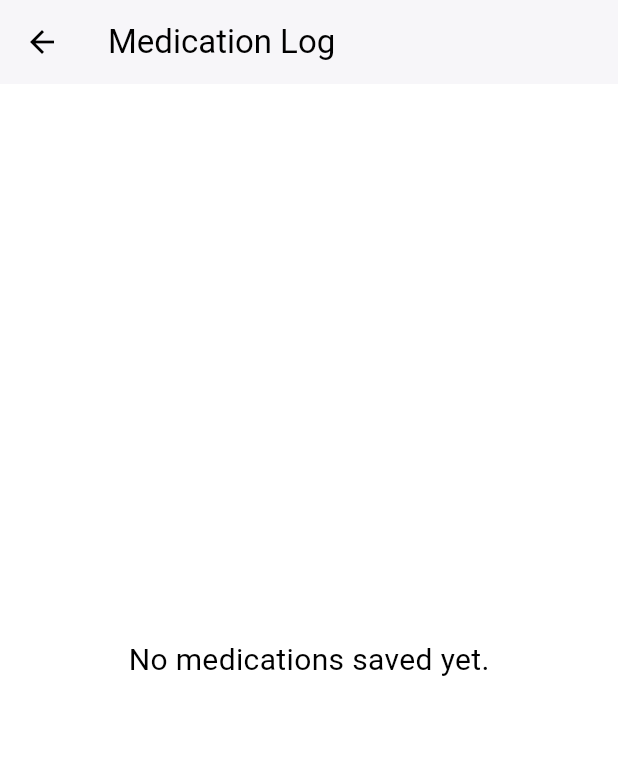
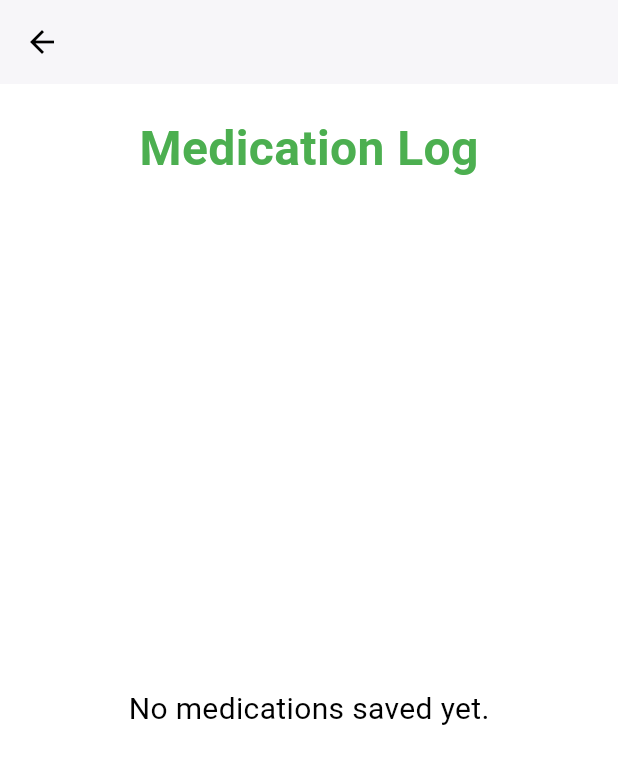
Before and after one commit to maureensanchez99/hci_final_prototye, a Flutter app: the ViewMedicationLogPage screen opened directly, on a phone screen of 412 x 824 dp. Shown: the top 764 px of the screen. Run offline on Flutter 3.47's test engine with Material 3 defaults, Android fonts, the phone set to English and light mode, and no system bars; our stand-ins replace shared_preferences; accounts and stored records are empty; Roboto replaces fonts that are missing (Merienda).

Commit message:
updating stylings

```diff
--- a/lib/pages/medication.dart
+++ b/lib/pages/medication.dart
@@ -127,20 +127,30 @@ class _ViewMedicationLogPageState extends State<ViewMedicationLogPage> {
     return Scaffold(
       backgroundColor: Colors.white,
       appBar: AppBar(
-        title: const Text(
-          "Medication Log",
-          style: TextStyle(
-            fontFamily: 'Merienda',
-            fontSize: 22,
-            color: Colors.black,
-          ),
-        ),
         backgroundColor: Colors.white,
         elevation: 1,
         iconTheme: const IconThemeData(color: Colors.black),
       ),
       body: Padding(
         padding: const EdgeInsets.all(20),
+        child: Column(
+          crossAxisAlignment: CrossAxisAlignment.start,
+          children: [
+            Center(
+              child: const Text(
+                "Medication Log",
+                style: TextStyle(
+                  fontFamily: 'Merienda',
+                  fontSize: 32,
+                  fontWeight: FontWeight.bold,
+                  color: Colors.green,
+                ),
+              ),
+            ),
+            const SizedBox(height: 20),
+
+            // Expanded ListView
+            Expanded(
               child: _medications.isEmpty
                   ? const Center(
                       child: Text(
@@ -192,6 +202,9 @@ class _ViewMedicationLogPageState extends State<ViewMedicationLogPage> {
                       },
                     ),
             ),
+          ],
+        ),
+      ),
     );
   }
 }
```
Also changed, not shown: lib/pages/addMeds.dart (+3 -9 lines). Lines whose indentation alone changed are shown as unchanged.
